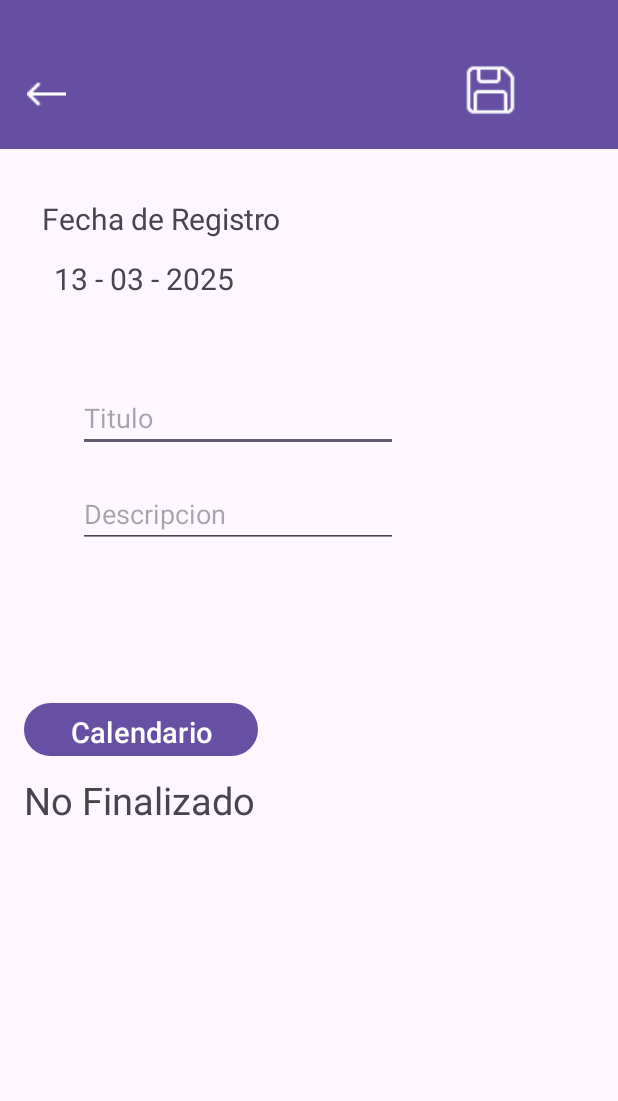
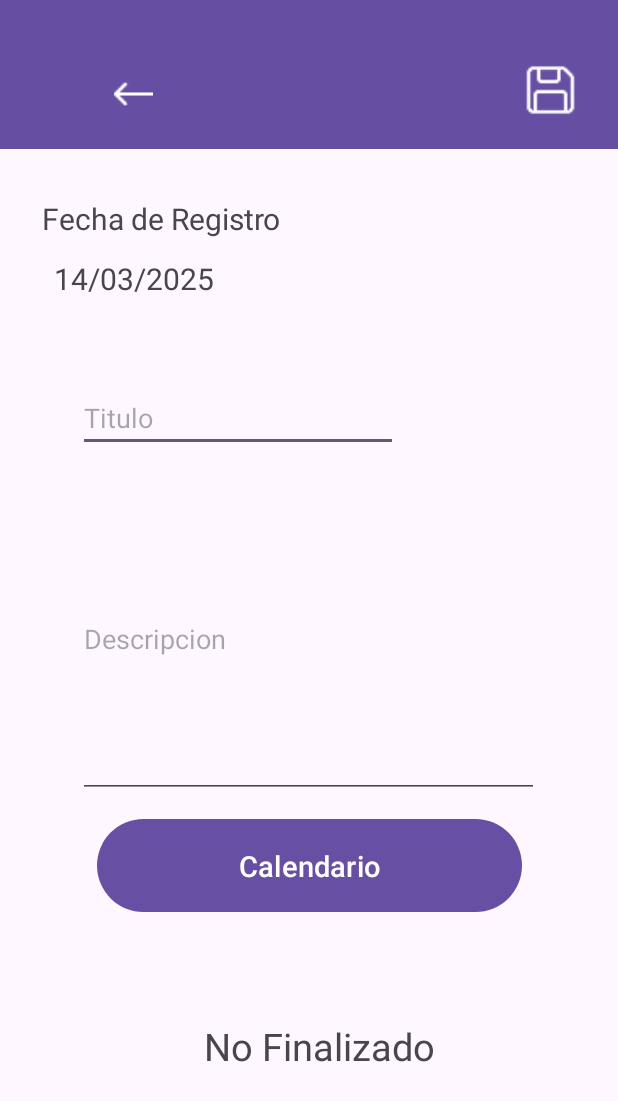
Before and after one commit to BryanGarciaR/proyectoAndroid, an Android app: the AgregarNota screen opened directly, with no data from a screen before it, on a phone screen of 412 x 824 dp. Shown: the top 1101 px of the screen. Run offline under Robolectric (Android 15) with nearby library versions, the phone set to English and light mode, and no system bars.

Commit message:
avanze vista Agregar nota (Fecha actual y fecha escogida por calendario

```diff
--- a/app/src/main/java/com/example/proyectofinal/AgregarNota.java
+++ b/app/src/main/java/com/example/proyectofinal/AgregarNota.java
@@ -1,22 +1,31 @@
 package com.example.proyectofinal;
 
+import android.app.DatePickerDialog;
 import android.os.Bundle;
 import android.view.View;
 import android.view.WindowManager;
+import android.widget.Button;
+import android.widget.TextView;
 
 import androidx.activity.EdgeToEdge;
 import androidx.appcompat.app.AppCompatActivity;
-import androidx.core.graphics.Insets;
-import androidx.core.view.ViewCompat;
-import androidx.core.view.WindowInsetsCompat;
+
+import java.text.SimpleDateFormat;
+import java.util.Calendar;
+import java.util.Date;
+import java.util.Locale;
 
 public class AgregarNota extends AppCompatActivity {
+
+    private TextView txtFecha2;
+    private TextView txtFecha;
 
     @Override
     protected void onCreate(Bundle savedInstanceState) {
         super.onCreate(savedInstanceState);
         EdgeToEdge.enable(this);
         setContentView(R.layout.activity_agregarnota);
+
         getWindow().setStatusBarColor(getResources().getColor(R.color.blue));
         // Hacer que la aplicación esté en pantalla completa
         getWindow().setFlags(WindowManager.LayoutParams.FLAG_FULLSCREEN,
@@ -27,5 +36,47 @@ public class AgregarNota extends AppCompatActivity {
         decorView.setSystemUiVisibility(View.SYSTEM_UI_FLAG_FULLSCREEN
                 | View.SYSTEM_UI_FLAG_HIDE_NAVIGATION
                 | View.SYSTEM_UI_FLAG_IMMERSIVE_STICKY);
+
+        // Obtener el TextView y el Button
+        txtFecha2 = findViewById(R.id.txtFecha2);
+        Button btnCalendario = findViewById(R.id.btnCalendario);
+        txtFecha = findViewById(R.id.txtFecha);
+        // Obtener la fecha actual y establecerla en el TextView
+        String fechaActual = obtenerFechaActual();
+        txtFecha.setText(fechaActual);
+
+        // Configurar el botón para mostrar el calendario
+        btnCalendario.setOnClickListener(new View.OnClickListener() {
+            @Override
+            public void onClick(View v) {
+                mostrarCalendario();
+            }
+        });
+    }
+
+    // Método para obtener la fecha actual
+    private String obtenerFechaActual() {
+        SimpleDateFormat sdf = new SimpleDateFormat("dd/MM/yyyy", Locale.getDefault());
+        return sdf.format(new Date());
+    }
+
+    // Método para mostrar el DatePickerDialog
+    private void mostrarCalendario() {
+        // Obtener la fecha actual
+        final Calendar calendar = Calendar.getInstance();
+        int dia = calendar.get(Calendar.DAY_OF_MONTH);
+        int mes = calendar.get(Calendar.MONTH);
+        int año = calendar.get(Calendar.YEAR);
+
+        // Crear el DatePickerDialog
+        DatePickerDialog datePickerDialog = new DatePickerDialog(this, (view, year, month, dayOfMonth) -> {
+            // Formatear la fecha seleccionada
+            String fechaSeleccionada = String.format(Locale.getDefault(), "%02d/%02d/%d", dayOfMonth, month + 1, year);
+            // Establecer la fecha seleccionada en el TextView
+            txtFecha2.setText(fechaSeleccionada);
+        }, año, mes, dia);
+
+        // Mostrar el DatePickerDialog
+        datePickerDialog.show();
     }
 }
--- a/app/src/main/java/com/example/proyectofinal/ingreso.java
+++ b/app/src/main/java/com/example/proyectofinal/ingreso.java
@@ -28,7 +28,7 @@ public class ingreso extends AppCompatActivity {
                 | View.SYSTEM_UI_FLAG_HIDE_NAVIGATION
                 | View.SYSTEM_UI_FLAG_IMMERSIVE_STICKY);
 
-        // Obtener referencia al botón "Ingresar"
+        // referencia al botón "Ingresar"
         Button btnIngresar = findViewById(R.id.btnIngresar);
         // Obtener referencia al texto "Registrate"
         TextView txtRegistrarse = findViewById(R.id.txtRegistrarse);
--- a/app/src/main/res/layout/activity_agregarnota.xml
+++ b/app/src/main/res/layout/activity_agregarnota.xml
@@ -8,7 +8,7 @@
     tools:context=".AgregarNota">
 
     <LinearLayout
-        android:layout_width="412dp"
+        android:layout_width="match_parent"
         android:layout_height="99dp"
         android:background="#664FA3"
         android:gravity="right"
@@ -25,9 +25,9 @@
             android:id="@+id/btnBack"
             android:layout_width="26dp"
             android:layout_height="65dp"
+            android:layout_marginHorizontal="220dp"
             android:layout_marginLeft="100dp"
             android:layout_marginTop="30dp"
-            android:layout_marginHorizontal="248dp"
             android:src="@mipmap/back" />
 
         <ImageView
@@ -35,23 +35,22 @@
             android:layout_width="70dp"
             android:layout_height="60dp"
             android:layout_marginTop="30dp"
-            android:layout_marginRight="50dp"
+            android:layout_marginHorizontal="10dp"
             app:srcCompat="@mipmap/guardar" />
     </LinearLayout>
 
     <Button
-        android:id="@+id/btn_iniciar_sesion"
-        android:layout_width="156dp"
-        android:layout_height="43dp"
+        android:id="@+id/btnCalendario"
+        android:layout_width="283dp"
+        android:layout_height="70dp"
         android:text="Calendario"
         android:textAlignment="center"
         android:textSize="19dp"
-        app:layout_constraintBottom_toBottomOf="parent"
-        app:layout_constraintHorizontal_bias="0.062"
+        app:layout_constraintBottom_toTopOf="@+id/txtFinalizado"
         app:layout_constraintLeft_toLeftOf="parent"
         app:layout_constraintRight_toRightOf="parent"
         app:layout_constraintTop_toTopOf="parent"
-        app:layout_constraintVertical_bias="0.595" />
+        app:layout_constraintVertical_bias="0.888" />
 
     <TextView
         android:id="@+id/textView"
@@ -67,12 +66,11 @@
         app:layout_constraintTop_toTopOf="parent" />
 
     <TextView
-        android:id="@+id/textView2"
+        android:id="@+id/txtFecha"
         android:layout_width="wrap_content"
         android:layout_height="wrap_content"
         android:layout_marginStart="36dp"
         android:layout_marginTop="172dp"
-        android:text="13 - 03 - 2025"
         android:textSize="20dp"
         app:layout_constraintLeft_toLeftOf="parent"
         app:layout_constraintRight_toRightOf="parent"
@@ -95,8 +93,8 @@
 
     <EditText
         android:id="@+id/editTextText2"
-        android:layout_width="wrap_content"
-        android:layout_height="wrap_content"
+        android:layout_width="307dp"
+        android:layout_height="212dp"
         android:layout_marginStart="52dp"
         android:layout_marginTop="320dp"
         android:ems="10"
@@ -111,8 +109,8 @@
         android:id="@+id/txtFinalizado"
         android:layout_width="wrap_content"
         android:layout_height="wrap_content"
-        android:layout_marginStart="16dp"
-        android:layout_marginTop="516dp"
+        android:layout_marginStart="136dp"
+        android:layout_marginTop="680dp"
         android:text="No Finalizado"
         android:textSize="25dp"
         app:layout_constraintLeft_toLeftOf="parent"
@@ -120,4 +118,15 @@
         app:layout_constraintStart_toStartOf="parent"
         app:layout_constraintTop_toTopOf="parent" />
 
+    <TextView
+        android:id="@+id/txtFecha2"
+        android:layout_width="wrap_content"
+        android:layout_height="wrap_content"
+        android:layout_marginStart="180dp"
+        android:layout_marginTop="640dp"
+        app:layout_constraintLeft_toLeftOf="parent"
+        app:layout_constraintRight_toRightOf="parent"
+        app:layout_constraintStart_toStartOf="parent"
+        app:layout_constraintTop_toTopOf="parent" />
+
 </androidx.constraintlayout.widget.ConstraintLayout>
--- a/app/src/main/res/layout/activity_ingreso.xml
+++ b/app/src/main/res/layout/activity_ingreso.xml
@@ -8,7 +8,7 @@
     android:orientation="vertical">
 
     <LinearLayout
-        android:layout_width="412dp"
+        android:layout_width="match_parent"
         android:layout_height="99dp"
         android:background="#664FA3"
         android:orientation="horizontal"
--- a/app/src/main/res/layout/activity_main.xml
+++ b/app/src/main/res/layout/activity_main.xml
@@ -11,7 +11,7 @@
 
 
     <LinearLayout
-        android:layout_width="412dp"
+        android:layout_width="match_parent"
         android:layout_height="99dp"
         android:background="#664FA3"
         android:orientation="horizontal"
--- a/app/src/main/res/layout/activity_principal.xml
+++ b/app/src/main/res/layout/activity_principal.xml
@@ -39,7 +39,7 @@
             android:layout_height="100dp"
             android:layout_weight="1"
             android:paddingTop="20dp"
-            app:srcCompat="@mipmap/opcionesicono" />
+            app:srcCompat="@mipmap/opcionesicono"/>
     </LinearLayout>
 
     <FrameLayout
--- a/app/src/main/res/layout/activity_registro.xml
+++ b/app/src/main/res/layout/activity_registro.xml
@@ -8,7 +8,7 @@
     android:orientation="vertical">
 
     <LinearLayout
-        android:layout_width="412dp"
+        android:layout_width="match_parent"
         android:layout_height="99dp"
         android:background="#664FA3"
         android:orientation="horizontal"
@@ -102,7 +102,7 @@
 
     <Button
         android:id="@+id/btn_registrar"
-        android:layout_width="283dp"
+        android:layout_width="275dp"
         android:layout_height="70dp"
         android:text="REGISTRAR"
         android:textSize="19dp"
```
